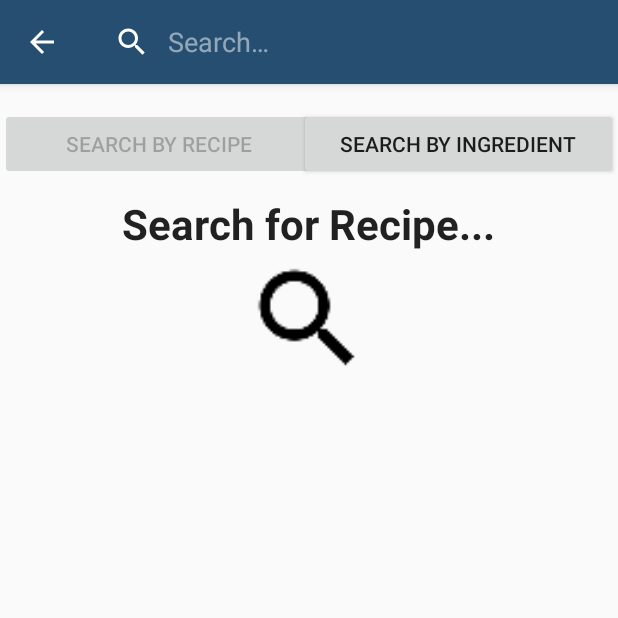
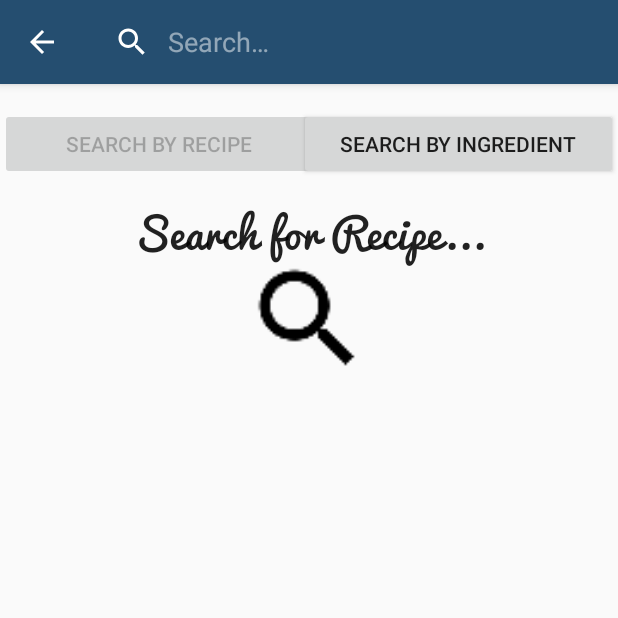
Before and after one commit to ucsdCSE110wi16/CSE110M260T4, an Android app: the MainFragment screen opened directly, with no data from a screen before it, after a tap on "search_title", on a phone screen of 412 x 824 dp, the top half of it. Run offline under Robolectric (Android 15) with nearby library versions, the phone set to English and light mode, and no system bars; libraries missing offline, so code that uses them is left out: com.parse.

Commit message:
fixing fonts and recipe padding

```diff
--- a/app/src/main/java/com/ucsd/cse110/recipeforsuccess/MainFragment.java
+++ b/app/src/main/java/com/ucsd/cse110/recipeforsuccess/MainFragment.java
@@ -42,6 +42,16 @@ public class MainFragment extends Fragment implements OnClickListener{
 
             mSearchTerm = (EditText) v.findViewById(R.id.editText);
 
+            // Changing font of title
+            TextView screenTitle = (TextView) v.findViewById(R.id.textView2);
+            Typeface typeFace = Typeface.createFromAsset(getContext().getAssets(), "Pacifico.ttf");
+            screenTitle.setTypeface(typeFace);
+
+            // Changing font of button
+            TextView buttonText = (TextView) v.findViewById(R.id.button);
+            Typeface typeFace2 = Typeface.createFromAsset(getContext().getAssets(), "Slabo13px-Regular.ttf");
+            buttonText.setTypeface(typeFace2);
+
         }
         return v;
     }
--- a/app/src/main/java/com/ucsd/cse110/recipeforsuccess/RecipeSearchActivity.java
+++ b/app/src/main/java/com/ucsd/cse110/recipeforsuccess/RecipeSearchActivity.java
@@ -3,6 +3,7 @@ package com.ucsd.cse110.recipeforsuccess;
 import android.app.ListActivity;
 import android.app.SearchManager;
 import android.content.Intent;
+import android.graphics.Typeface;
 import android.os.Bundle;
 import android.util.Log;
 import android.view.View;
--- a/app/src/main/java/com/ucsd/cse110/recipeforsuccess/SearchingViewFragment.java
+++ b/app/src/main/java/com/ucsd/cse110/recipeforsuccess/SearchingViewFragment.java
@@ -1,12 +1,14 @@
 package com.ucsd.cse110.recipeforsuccess;
 
 import android.content.Context;
+import android.graphics.Typeface;
 import android.net.Uri;
 import android.os.Bundle;
 import android.support.v4.app.Fragment;
 import android.view.LayoutInflater;
 import android.view.View;
 import android.view.ViewGroup;
+import android.widget.TextView;
 
 
 public class SearchingViewFragment extends Fragment {
@@ -24,7 +26,14 @@ public class SearchingViewFragment extends Fragment {
     public View onCreateView(LayoutInflater inflater, ViewGroup container,
                              Bundle savedInstanceState) {
         // Inflate the layout for this fragment
-        return inflater.inflate(R.layout.fragment_searching_view, container, false);
+        View v = inflater.inflate(R.layout.fragment_searching_view, container, false);
+
+        // Changing font of title
+        TextView screenTitle = (TextView) v.findViewById(R.id.searchingTextView);
+        Typeface typeFace = Typeface.createFromAsset(getContext().getAssets(), "Pacifico.ttf");
+        screenTitle.setTypeface(typeFace);
+
+        return v;
     }
 
 }
--- a/app/src/main/res/layout/fragment_ingredient_search_view.xml
+++ b/app/src/main/res/layout/fragment_ingredient_search_view.xml
@@ -31,7 +31,7 @@
         android:layout_height="wrap_content"
         android:textAppearance="?android:attr/textAppearanceLarge"
         android:text="Search by Ingredients"
-        android:textSize="60px"
+        android:textSize="75px"
         android:id="@+id/textView2"
         android:textAlignment="center"
         android:layout_below="@+id/imageView"
--- a/app/src/main/res/layout/fragment_main.xml
+++ b/app/src/main/res/layout/fragment_main.xml
@@ -38,7 +38,8 @@
         android:layout_alignParentLeft="true"
         android:layout_alignParentStart="true"
         android:layout_marginBottom="20dp"
-        android:layout_marginTop="20dp" />
+        android:layout_marginTop="20dp"
+        android:singleLine="true" />
 
     <EditText
         android:layout_width="600px"
--- a/app/src/main/res/layout/fragment_recipe_detail_view.xml
+++ b/app/src/main/res/layout/fragment_recipe_detail_view.xml
@@ -3,7 +3,9 @@
     android:layout_width="fill_parent"
     android:layout_height="fill_parent"
     android:fillViewport="true"
-    android:id="@+id/scrollView">
+    android:id="@+id/scrollView"
+    android:paddingLeft="16dp"
+    android:paddingRight="16dp">
 
 <RelativeLayout xmlns:android="http://schemas.android.com/apk/res/android"
     xmlns:tools="http://schemas.android.com/tools"
```
Also changed, not shown: app/src/main/java/com/ucsd/cse110/recipeforsuccess/IngredientSearchViewFragment.java (+19 -0 lines).
